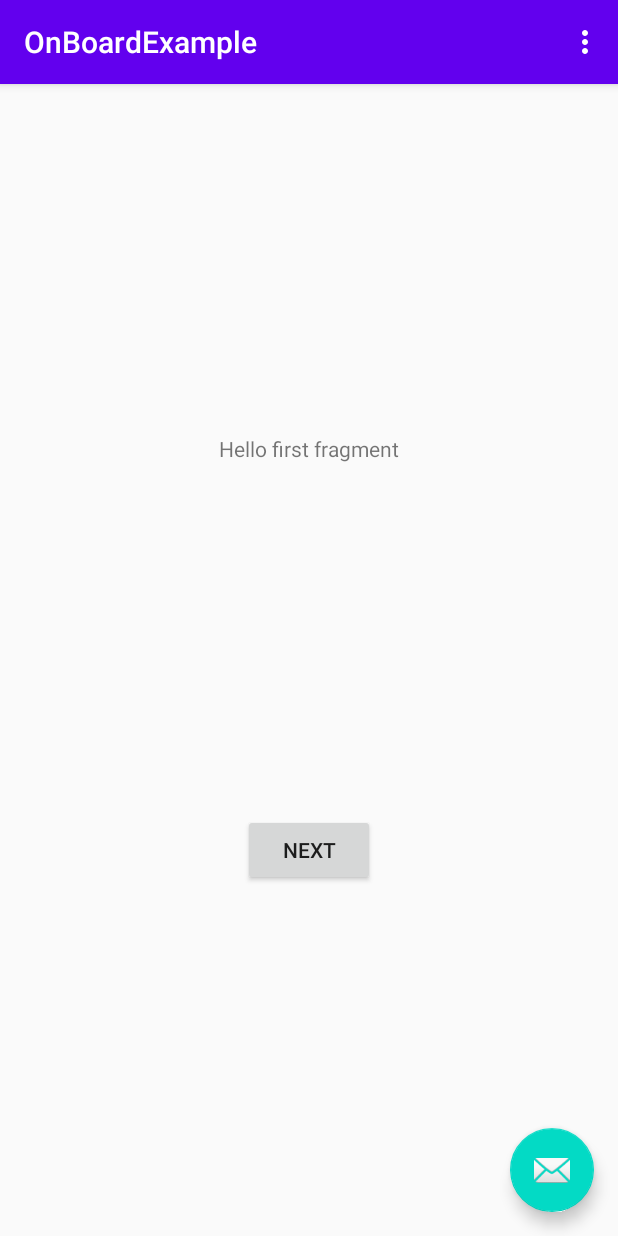
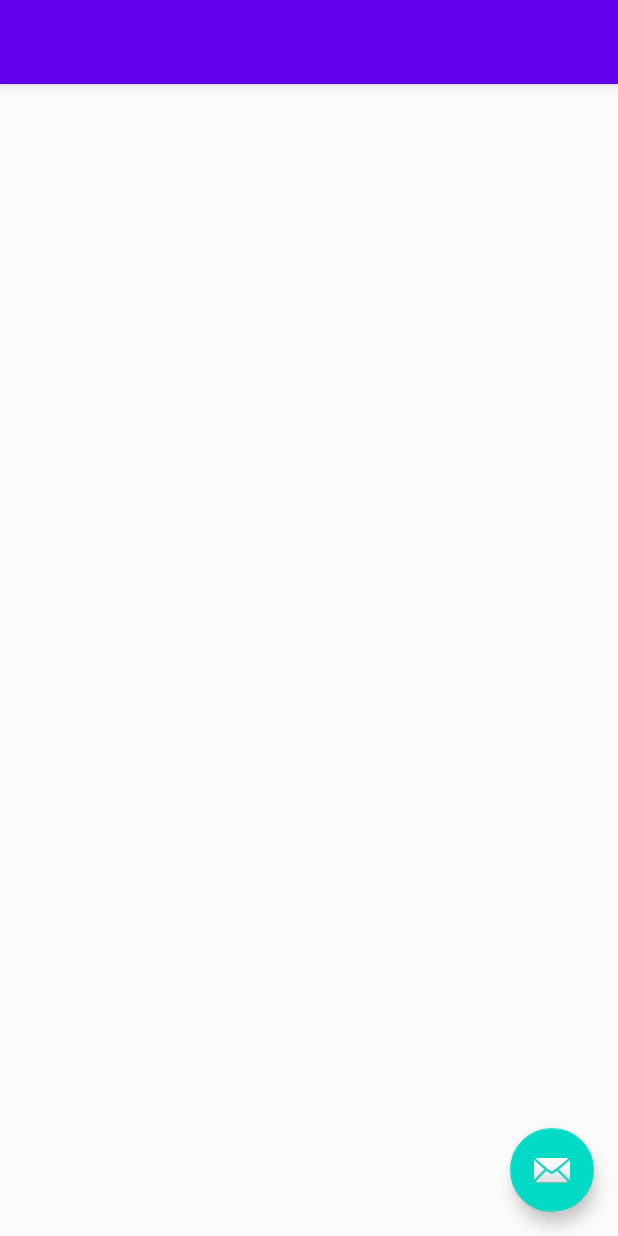
Before and after one commit to rohitksingh/OnBoard, an Android app: the screen it shows after launch (MainActivity), on a phone screen of 412 x 824 dp. Run offline under Robolectric (Android 15) with nearby library versions, the phone set to English and light mode, and no system bars.

Commit message:
Cleaned code

```diff
--- a/app/src/main/java/com/staysilly/onboard/FirstFragment.java
+++ /dev/null
@@ -1,34 +0,0 @@
-package com.staysilly.onboard;
-
-import android.os.Bundle;
-import android.view.LayoutInflater;
-import android.view.View;
-import android.view.ViewGroup;
-
-import androidx.annotation.NonNull;
-import androidx.fragment.app.Fragment;
-import androidx.navigation.fragment.NavHostFragment;
-
-public class FirstFragment extends Fragment {
-
-    @Override
-    public View onCreateView(
-            LayoutInflater inflater, ViewGroup container,
-            Bundle savedInstanceState
-    ) {
-        // Inflate the layout for this fragment
-        return inflater.inflate(R.layout.fragment_first, container, false);
-    }
-
-    public void onViewCreated(@NonNull View view, Bundle savedInstanceState) {
-        super.onViewCreated(view, savedInstanceState);
-
-        view.findViewById(R.id.button_first).setOnClickListener(new View.OnClickListener() {
-            @Override
-            public void onClick(View view) {
-                NavHostFragment.findNavController(FirstFragment.this)
-                        .navigate(R.id.action_FirstFragment_to_SecondFragment);
-            }
-        });
-    }
-}
--- a/app/src/main/java/com/staysilly/onboard/MainActivity.java
+++ b/app/src/main/java/com/staysilly/onboard/MainActivity.java
@@ -19,38 +19,8 @@ public class MainActivity extends AppCompatActivity {
     protected void onCreate(Bundle savedInstanceState) {
         super.onCreate(savedInstanceState);
         setContentView(R.layout.activity_main);
-        Toolbar toolbar = findViewById(R.id.toolbar);
-        setSupportActionBar(toolbar);
 
-        FloatingActionButton fab = findViewById(R.id.fab);
-        fab.setOnClickListener(new View.OnClickListener() {
-            @Override
-            public void onClick(View view) {
-                Snackbar.make(view, "Replace with your own action", Snackbar.LENGTH_LONG)
-                        .setAction("Action", null).show();
-            }
-        });
     }
 
-    @Override
-    public boolean onCreateOptionsMenu(Menu menu) {
-        // Inflate the menu; this adds items to the action bar if it is present.
-        getMenuInflater().inflate(R.menu.menu_main, menu);
-        return true;
-    }
 
-    @Override
-    public boolean onOptionsItemSelected(MenuItem item) {
-        // Handle action bar item clicks here. The action bar will
-        // automatically handle clicks on the Home/Up button, so long
-        // as you specify a parent activity in AndroidManifest.xml.
-        int id = item.getItemId();
-
-        //noinspection SimplifiableIfStatement
-        if (id == R.id.action_settings) {
-            return true;
-        }
-
-        return super.onOptionsItemSelected(item);
-    }
 }
--- a/app/src/main/res/layout/content_main.xml
+++ /dev/null
@@ -1,19 +0,0 @@
-<?xml version="1.0" encoding="utf-8"?>
-<androidx.constraintlayout.widget.ConstraintLayout xmlns:android="http://schemas.android.com/apk/res/android"
-    xmlns:app="http://schemas.android.com/apk/res-auto"
-    android:layout_width="match_parent"
-    android:layout_height="match_parent"
-    app:layout_behavior="@string/appbar_scrolling_view_behavior">
-
-    <fragment
-        android:id="@+id/nav_host_fragment"
-        android:name="androidx.navigation.fragment.NavHostFragment"
-        android:layout_width="0dp"
-        android:layout_height="0dp"
-        app:defaultNavHost="true"
-        app:layout_constraintBottom_toBottomOf="parent"
-        app:layout_constraintLeft_toLeftOf="parent"
-        app:layout_constraintRight_toRightOf="parent"
-        app:layout_constraintTop_toTopOf="parent"
-        app:navGraph="@navigation/nav_graph" />
-</androidx.constraintlayout.widget.ConstraintLayout>
--- a/app/src/main/res/layout/fragment_first.xml
+++ /dev/null
@@ -1,28 +0,0 @@
-<?xml version="1.0" encoding="utf-8"?>
-<androidx.constraintlayout.widget.ConstraintLayout xmlns:android="http://schemas.android.com/apk/res/android"
-    xmlns:app="http://schemas.android.com/apk/res-auto"
-    xmlns:tools="http://schemas.android.com/tools"
-    android:layout_width="match_parent"
-    android:layout_height="match_parent"
-    tools:context=".FirstFragment">
-
-    <Button
-        android:id="@+id/button_first"
-        android:layout_width="wrap_content"
-        android:layout_height="wrap_content"
-        android:text="@string/next"
-        app:layout_constraintBottom_toBottomOf="parent"
-        app:layout_constraintEnd_toEndOf="parent"
-        app:layout_constraintStart_toStartOf="parent"
-        app:layout_constraintTop_toBottomOf="@id/textview_first" />
-
-    <TextView
-        android:id="@+id/textview_first"
-        android:layout_width="wrap_content"
-        android:layout_height="wrap_content"
-        android:text="@string/hello_first_fragment"
-        app:layout_constraintBottom_toTopOf="@id/button_first"
-        app:layout_constraintEnd_toEndOf="parent"
-        app:layout_constraintStart_toStartOf="parent"
-        app:layout_constraintTop_toTopOf="parent" />
-</androidx.constraintlayout.widget.ConstraintLayout>
--- a/app/src/main/res/navigation/nav_graph.xml
+++ /dev/null
@@ -1,28 +0,0 @@
-<?xml version="1.0" encoding="utf-8"?>
-<navigation xmlns:android="http://schemas.android.com/apk/res/android"
-    xmlns:app="http://schemas.android.com/apk/res-auto"
-    xmlns:tools="http://schemas.android.com/tools"
-    android:id="@+id/nav_graph"
-    app:startDestination="@id/FirstFragment">
-
-    <fragment
-        android:id="@+id/FirstFragment"
-        android:name="com.staysilly.onboard.FirstFragment"
-        android:label="@string/first_fragment_label"
-        tools:layout="@layout/fragment_first">
-
-        <action
-            android:id="@+id/action_FirstFragment_to_SecondFragment"
-            app:destination="@id/SecondFragment" />
-    </fragment>
-    <fragment
-        android:id="@+id/SecondFragment"
-        android:name="com.staysilly.onboard.SecondFragment"
-        android:label="@string/second_fragment_label"
-        tools:layout="@layout/fragment_second">
-
-        <action
-            android:id="@+id/action_SecondFragment_to_FirstFragment"
-            app:destination="@id/FirstFragment" />
-    </fragment>
-</navigation>
```
Also changed, not shown: app/src/main/java/com/staysilly/onboard/SecondFragment.java (deleted, +0 -34 lines), app/src/main/res/layout/fragment_second.xml (deleted, +0 -27 lines).
